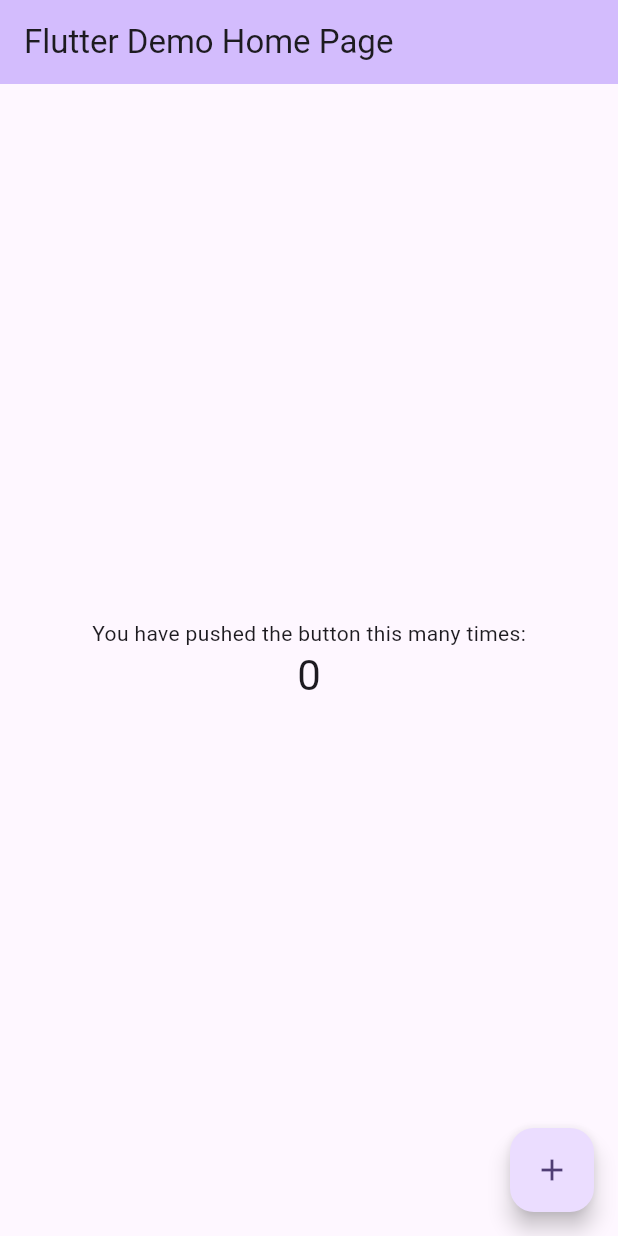
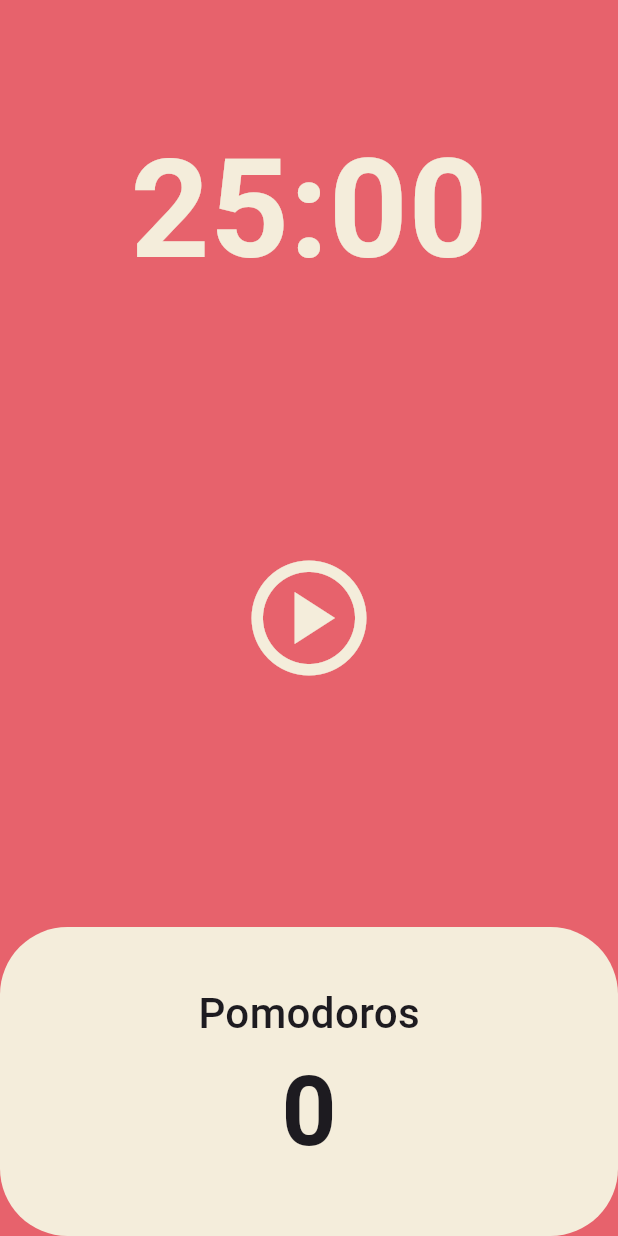
Before and after one commit to chanshin0/learn_flutter, a Flutter app: the screen it shows after launch, on a phone screen of 412 x 824 dp. Run offline on Flutter 3.47's test engine with Material 3 defaults, Android fonts, the phone set to English and light mode, and no system bars; missing offline and left inert: dart:ffi.

Commit message:
0801 pomodoros

```diff
--- a/pomodoro_app/lib/main.dart
+++ b/pomodoro_app/lib/main.dart
@@ -1,125 +1,24 @@
 import 'package:flutter/material.dart';
+import 'package:pomodoro_app/screens/home_screen.dart';
 
-void main() {
-  runApp(const MyApp());
-}
+void main() => runApp(const MyWidget());
 
-class MyApp extends StatelessWidget {
-  const MyApp({super.key});
+class MyWidget extends StatelessWidget {
+  const MyWidget({super.key});
 
-  // This widget is the root of your application.
   @override
   Widget build(BuildContext context) {
     return MaterialApp(
-      title: 'Flutter Demo',
       theme: ThemeData(
-        // This is the theme of your application.
-        //
-        // TRY THIS: Try running your application with "flutter run". You'll see
-        // the application has a purple toolbar. Then, without quitting the app,
-        // try changing the seedColor in the colorScheme below to Colors.green
-        // and then invoke "hot reload" (save your changes or press the "hot
-        // reload" button in a Flutter-supported IDE, or press "r" if you used
-        // the command line to start the app).
-        //
-        // Notice that the counter didn't reset back to zero; the application
-        // state is not lost during the reload. To reset the state, use hot
-        // restart instead.
-        //
-        // This works for code too, not just values: Most code changes can be
-        // tested with just a hot reload.
-        colorScheme: ColorScheme.fromSeed(seedColor: Colors.deepPurple),
-        useMaterial3: true,
+        scaffoldBackgroundColor: const Color(0xffE7626C),
+        textTheme: const TextTheme(
+          headlineLarge: TextStyle(
+            color: Color(0xff232B55),
+          ),
+        ),
+        cardColor: const Color(0xffF4EDDB),
       ),
-      home: const MyHomePage(title: 'Flutter Demo Home Page'),
+      home: const HomeScreen(),
     );
   }
 }
-
-class MyHomePage extends StatefulWidget {
-  const MyHomePage({super.key, required this.title});
-
-  // This widget is the home page of your application. It is stateful, meaning
-  // that it has a State object (defined below) that contains fields that affect
-  // how it looks.
-
-  // This class is the configuration for the state. It holds the values (in this
-  // case the title) provided by the parent (in this case the App widget) and
-  // used by the build method of the State. Fields in a Widget subclass are
-  // always marked "final".
-
-  final String title;
-
-  @override
-  State<MyHomePage> createState() => _MyHomePageState();
-}
-
-class _MyHomePageState extends State<MyHomePage> {
-  int _counter = 0;
-
-  void _incrementCounter() {
-    setState(() {
-      // This call to setState tells the Flutter framework that something has
-      // changed in this State, which causes it to rerun the build method below
-      // so that the display can reflect the updated values. If we changed
-      // _counter without calling setState(), then the build method would not be
-      // called again, and so nothing would appear to happen.
-      _counter++;
-    });
-  }
-
-  @override
-  Widget build(BuildContext context) {
-    // This method is rerun every time setState is called, for instance as done
-    // by the _incrementCounter method above.
-    //
-    // The Flutter framework has been optimized to make rerunning build methods
-    // fast, so that you can just rebuild anything that needs updating rather
-    // than having to individually change instances of widgets.
-    return Scaffold(
-      appBar: AppBar(
-        // TRY THIS: Try changing the color here to a specific color (to
-        // Colors.amber, perhaps?) and trigger a hot reload to see the AppBar
-        // change color while the other colors stay the same.
-        backgroundColor: Theme.of(context).colorScheme.inversePrimary,
-        // Here we take the value from the MyHomePage object that was created by
-        // the App.build method, and use it to set our appbar title.
-        title: Text(widget.title),
-      ),
-      body: Center(
-        // Center is a layout widget. It takes a single child and positions it
-        // in the middle of the parent.
-        child: Column(
-          // Column is also a layout widget. It takes a list of children and
-          // arranges them vertically. By default, it sizes itself to fit its
-          // children horizontally, and tries to be as tall as its parent.
-          //
-          // Column has various properties to control how it sizes itself and
-          // how it positions its children. Here we use mainAxisAlignment to
-          // center the children vertically; the main axis here is the vertical
-          // axis because Columns are vertical (the cross axis would be
-          // horizontal).
-          //
-          // TRY THIS: Invoke "debug painting" (choose the "Toggle Debug Paint"
-          // action in the IDE, or press "p" in the console), to see the
-          // wireframe for each widget.
-          mainAxisAlignment: MainAxisAlignment.center,
-          children: <Widget>[
-            const Text(
-              'You have pushed the button this many times:',
-            ),
-            Text(
-              '$_counter',
-              style: Theme.of(context).textTheme.headlineMedium,
-            ),
-          ],
-        ),
-      ),
-      floatingActionButton: FloatingActionButton(
-        onPressed: _incrementCounter,
-        tooltip: 'Increment',
-        child: const Icon(Icons.add),
-      ), // This trailing comma makes auto-formatting nicer for build methods.
-    );
-  }
-}
--- /dev/null
+++ b/pomodoro_app/lib/screens/home_screen.dart
@@ -0,0 +1,131 @@
+import 'dart:async';
+import 'dart:ui';
+
+import 'package:flutter/material.dart';
+import 'package:flutter/rendering.dart';
+import 'package:flutter/widgets.dart';
+
+class HomeScreen extends StatefulWidget {
+  const HomeScreen({super.key});
+
+  @override
+  State<HomeScreen> createState() => _HomeScreenState();
+}
+
+class _HomeScreenState extends State<HomeScreen> {
+  static const twentyFiveMinutes = 1500;
+  int totalPomodoros = 0;
+  int totalSeconds = twentyFiveMinutes;
+  late Timer timer;
+  bool isRunning = false;
+
+  void onTick(Timer timer) {
+    if (totalSeconds > 1) {
+      setState(() {
+        totalSeconds -= 1;
+      });
+    } else {
+      resetTimer();
+    }
+  }
+
+  void resetTimer() {
+    timer.cancel();
+    isRunning = false;
+    setState(() {
+      totalSeconds = twentyFiveMinutes;
+      totalPomodoros += 1;
+    });
+  }
+
+  void onStartPressed() {
+    setState(() {
+      isRunning = true;
+    });
+    timer = Timer.periodic(const Duration(seconds: 1), onTick);
+  }
+
+  void onPausePressed() {
+    timer.cancel();
+    setState(() {
+      isRunning = false;
+    });
+  }
+
+  String format(int seconds) {
+    var duration = Duration(seconds: seconds);
+    final formattedDuration =
+        duration.toString().split(".").first.substring(2, 7);
+    return formattedDuration;
+  }
+
+  @override
+  Widget build(BuildContext context) {
+    return Scaffold(
+      backgroundColor: Theme.of(context).scaffoldBackgroundColor,
+      body: Column(
+        children: [
+          Flexible(
+            flex: 1,
+            child: Container(
+              alignment: Alignment.bottomCenter,
+              child: Text(
+                format(totalSeconds),
+                style: TextStyle(
+                  color: Theme.of(context).cardColor,
+                  fontSize: 92,
+                  fontWeight: FontWeight.bold,
+                ),
+              ),
+            ),
+          ),
+          Flexible(
+            flex: 2,
+            child: Container(
+              alignment: Alignment.center,
+              child: IconButton(
+                icon: const Icon(Icons.play_circle_outlined),
+                iconSize: 92,
+                color: Theme.of(context).cardColor,
+                onPressed: isRunning ? onPausePressed : onStartPressed,
+                isSelected: isRunning,
+                selectedIcon: const Icon(Icons.pause_circle_outline_outlined),
+              ),
+            ),
+          ),
+          Flexible(
+              flex: 1,
+              child: Container(
+                decoration: BoxDecoration(
+                    color: Theme.of(context).cardColor,
+                    borderRadius: BorderRadius.circular(45)),
+                child: Row(
+                  mainAxisAlignment: MainAxisAlignment.center,
+                  children: [
+                    Column(
+                      mainAxisAlignment: MainAxisAlignment.center,
+                      children: [
+                        const Text(
+                          "Pomodoros",
+                          style: TextStyle(
+                            fontSize: 28,
+                            fontWeight: FontWeight.w500,
+                          ),
+                        ),
+                        Text(
+                          '$totalPomodoros',
+                          style: const TextStyle(
+                            fontSize: 64,
+                            fontWeight: FontWeight.w600,
+                          ),
+                        )
+                      ],
+                    ),
+                  ],
+                ),
+              ))
+        ],
+      ),
+    );
+  }
+}
```
